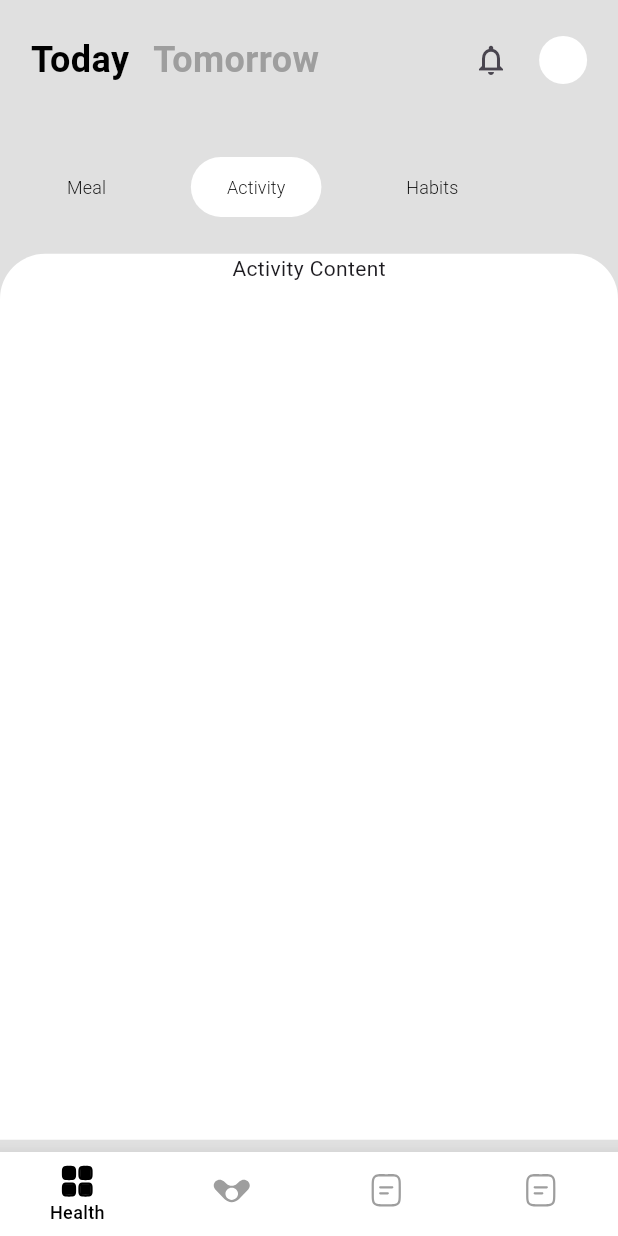
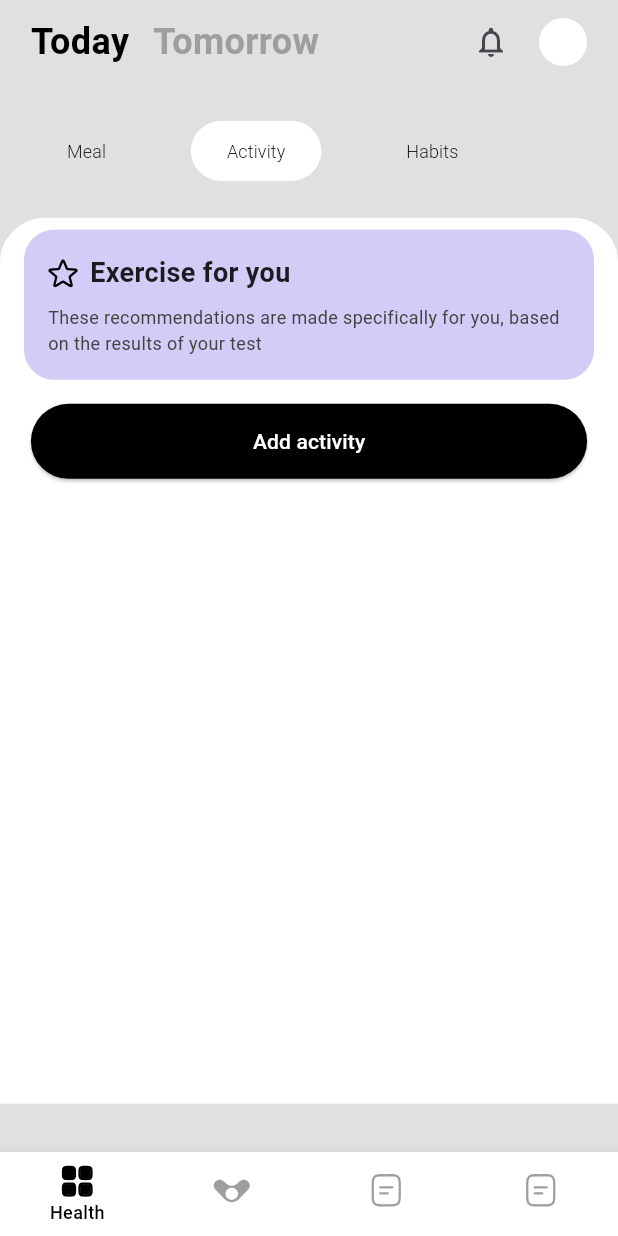
Before and after one commit to pashaxd/meealthy, a Flutter app: the BottomNavigation screen opened directly, after a tap on "Activity", on a phone screen of 412 x 824 dp. Run offline on Flutter 3.47's test engine with Material 3 defaults, Android fonts, the phone set to English and light mode, and no system bars; our stand-ins replace carousel_slider, flutter_svg, get, permission_handler; missing offline and left inert: health.

Commit message:
Update pubspec.lock and pubspec.yaml for dependency upgrades, add new activity feature screens, and enhance Bottom Navigation with dynamic AppBar behavior.

```diff
--- a/lib/core/presentation/bottom_navigation/bottom_navigation.dart
+++ b/lib/core/presentation/bottom_navigation/bottom_navigation.dart
@@ -38,7 +38,15 @@ class BottomNavigation extends StatelessWidget {
   Widget build(BuildContext context) {
     return Scaffold(
       backgroundColor: Colors.grey[300],
-      appBar: CustomAppBar(),
+      appBar: PreferredSize(
+        preferredSize: const Size.fromHeight(kToolbarHeight),
+        child: Obx(
+          () =>
+              controller.selectedIndex.value == 0
+                  ? const CustomAppBar()
+                  : SizedBox.shrink(),
+        ),
+      ),
       body: Obx(
         () => AnimatedOpacity(
           opacity: controller.opacity.value,
--- a/lib/features/health_feature/activity_feature/presentation/page/activity_widget.dart
+++ b/lib/features/health_feature/activity_feature/presentation/page/activity_widget.dart
@@ -0,0 +1,78 @@
+import 'package:flutter/material.dart';
+import 'package:flutter_svg/svg.dart';
+import 'package:get/get.dart';
+import 'package:get/get_core/src/get_main.dart';
+import 'package:meealthy/features/health_feature/activity_feature/presentation/page/adding_screen.dart';
+import 'package:meealthy/features/health_feature/activity_feature/presentation/page/mark_time_screen.dart';
+import 'package:meealthy/features/health_feature/meal_feature/presentation/widgets/meal_card.dart';
+import 'package:meealthy/features/health_feature/meal_feature/presentation/widgets/meal_container.dart';
+import 'package:meealthy/utils/text_styles/text_styles.dart';
+
+class ActivityWidget extends StatelessWidget {
+  const ActivityWidget({super.key});
+
+  @override
+  Widget build(BuildContext context) {
+    final timeController = Get.find<TimeController>();
+
+    return Column(
+      children: [
+        Container(),
+        Padding(
+          padding: const EdgeInsets.symmetric(horizontal: 16, vertical: 8),
+          child: Container(
+            decoration: BoxDecoration(
+              color: const Color.fromARGB(255, 210, 204, 246),
+              borderRadius: BorderRadius.circular(20),
+            ),
+            child: Padding(
+              padding: const EdgeInsets.all(16.0),
+              child: Column(
+                mainAxisSize: MainAxisSize.min,
+                crossAxisAlignment: CrossAxisAlignment.start,
+                children: [
+                  Row(
+                    children: [
+                      SvgPicture.asset(
+                        'assets/svgs/star.svg',
+                        width: 20,
+                        height: 20,
+                      ),
+                      const SizedBox(width: 8),
+                      const Text(
+                        'Exercise for you',
+                        style: TextStyle(
+                          fontSize: 18,
+                          fontWeight: FontWeight.w600,
+                        ),
+                      ),
+                    ],
+                  ),
+                  const SizedBox(height: 8),
+                  Text(
+                    'These recommendations are made specifically for you, based on the results of your test',
+                    style: TextStyle(fontSize: 12, color: Colors.grey[800]),
+                  ),
+                ],
+              ),
+            ),
+          ),
+        ),
+        Padding(
+          padding: const EdgeInsets.symmetric(vertical: 8),
+          child: Container(
+            width: MediaQuery.of(context).size.width * 0.9,
+            height: 50,
+            child: ElevatedButton(
+              style: ElevatedButton.styleFrom(backgroundColor: Colors.black),
+              onPressed: () {
+                Get.to(() => const AddingScreen());
+              },
+              child: Text('Add activity', style: TextStyles.defaultButtonStyle),
+            ),
+          ),
+        ),
+      ],
+    );
+  }
+}
--- a/lib/features/health_feature/meal_feature/presentation/page/meal_page.dart
+++ b/lib/features/health_feature/meal_feature/presentation/page/meal_page.dart
@@ -106,10 +106,22 @@ class MealPage extends StatelessWidget {
                 mainAxisSize: MainAxisSize.min,
                 crossAxisAlignment: CrossAxisAlignment.start,
                 children: [
-                  SvgPicture.asset(
-                    'assets/svgs/star.svg',
-                    width: 24,
-                    height: 24,
+                  Row(
+                    children: [
+                      SvgPicture.asset(
+                        'assets/svgs/star.svg',
+                        width: 20,
+                        height: 20,
+                      ),
+                      const SizedBox(width: 8),
+                      const Text(
+                        'Meal for you',
+                        style: TextStyle(
+                          fontSize: 18,
+                          fontWeight: FontWeight.w600,
+                        ),
+                      ),
+                    ],
                   ),
                   const SizedBox(height: 8),
                   MealContainer(
--- a/lib/features/health_feature/screen/health_screen.dart
+++ b/lib/features/health_feature/screen/health_screen.dart
@@ -1,5 +1,6 @@
 import 'package:flutter/material.dart';
 import 'package:get/get.dart';
+import 'package:meealthy/features/health_feature/activity_feature/presentation/page/activity_widget.dart';
 import 'package:meealthy/features/health_feature/meal_feature/presentation/controllers/health_controller.dart';
 import 'package:meealthy/features/health_feature/meal_feature/presentation/page/meal_page.dart';
 import 'package:meealthy/utils/text_styles/text_styles.dart';
@@ -127,7 +128,7 @@ class HealthScreen extends StatelessWidget {
       case 0:
         return MealPage();
       case 1:
-        return const Center(child: Text('Activity Content'));
+        return ActivityWidget();
       case 2:
         return const Center(child: Text('Habits Content'));
       default:
--- a/pubspec.yaml
+++ b/pubspec.yaml
@@ -40,6 +40,7 @@ dependencies:
   cupertino_icons: ^1.0.8
   carousel_slider: ^5.0.0
   flutter_svg: ^2.1.0
+  flutter_picker_plus: ^1.5.1
 
 dev_dependencies:
   flutter_test:
@@ -74,6 +75,8 @@ flutter:
     - assets/svgs/icons_bottom/stats.svg
     - assets/svgs/icons_bottom/tests.svg
     - assets/svgs/icons_bottom/health.svg
+    - assets/pngs/how_to_do.png
+
   #   - images/a_dot_ham.jpeg
 
   # An image asset can refer to one or more resolution-specific "variants", see
```
Also changed, not shown: lib/features/health_feature/activity_feature/presentation/page/adding_screen.dart (added, +58 -0 lines), lib/features/health_feature/activity_feature/presentation/page/mark_time_screen.dart (added, +389 -0 lines), lib/features/health_feature/activity_feature/presentation/widgets/adding_button.dart (added, +40 -0 lines), lib/features/health_feature/activity_feature/presentation/widgets/adding_info_widget.dart (added, +38 -0 lines), lib/features/health_feature/habits_feature/presentation/page/habits_widget.dart (+10 -0 lines), lib/features/health_feature/meal_feature/presentation/widgets/meal_card.dart (+48 -2 lines), lib/main.dart (+4 -3 lines), assets/pngs/how_to_do.png (added), assets/svgs/star.svg, pubspec.lock, 1 other file.
